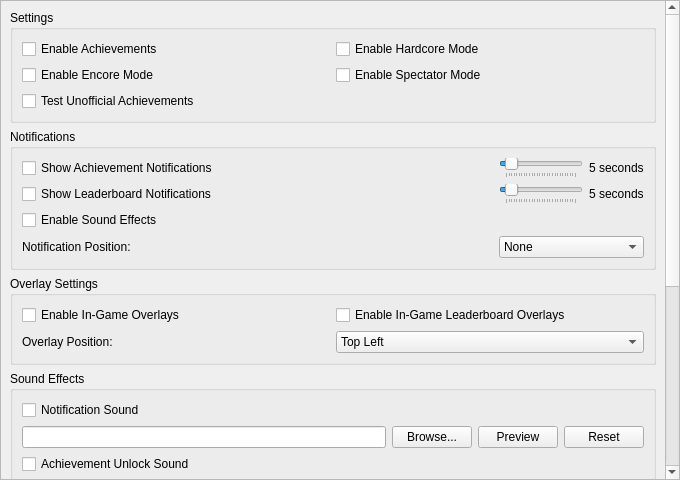
The window that pcsx2-qt/Settings/AchievementSettingsWidget.ui (PCSX2/pcsx2) describes before a commit, drawn with Qt 5.
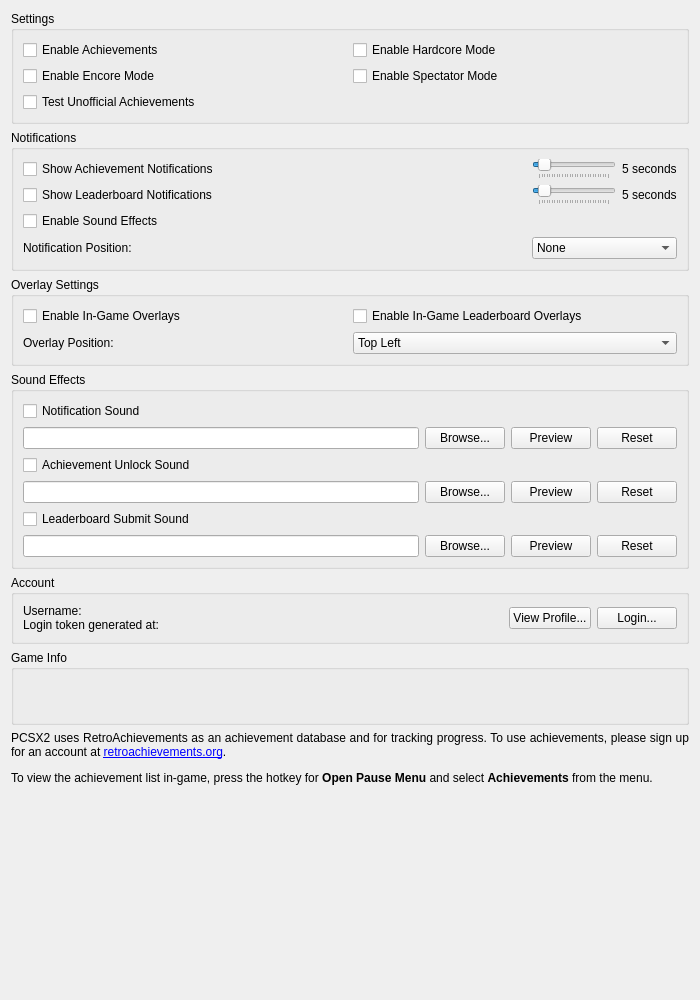
The same window after the commit.

Commit message: Qt: Refactor the remaining settings widgets

```diff
--- a/pcsx2-qt/Settings/AchievementSettingsWidget.ui
+++ b/pcsx2-qt/Settings/AchievementSettingsWidget.ui
@@ -6,38 +6,11 @@
    <rect>
     <x>0</x>
     <y>0</y>
-    <width>680</width>
-    <height>480</height>
+    <width>700</width>
+    <height>1000</height>
    </rect>
   </property>
   <layout class="QVBoxLayout" name="verticalLayout">
-   <property name="leftMargin">
-    <number>0</number>
-   </property>
-   <property name="topMargin">
-    <number>0</number>
-   </property>
-   <property name="rightMargin">
-    <number>0</number>
-   </property>
-   <property name="bottomMargin">
-    <number>0</number>
-   </property>
-   <item>
-    <widget class="QScrollArea" name="scrollArea">
-     <property name="widgetResizable">
-      <bool>true</bool>
-     </property>
-     <widget class="QWidget" name="scrollAreaAchievements">
-      <property name="geometry">
-       <rect>
-        <x>0</x>
-        <y>0</y>
-        <width>661</width>
-        <height>700</height>
-       </rect>
-      </property>
-      <layout class="QVBoxLayout" name="verticalLayout_2">
        <item>
         <widget class="QGroupBox" name="settingsBox">
          <property name="title">
@@ -511,9 +484,18 @@
          </property>
         </widget>
        </item>
-      </layout>
-     </widget>
-    </widget>
+   <item>
+    <spacer name="verticalSpacer">
+     <property name="orientation">
+      <enum>Qt::Vertical</enum>
+     </property>
+     <property name="sizeHint" stdset="0">
+      <size>
+       <width>20</width>
+       <height>0</height>
+      </size>
+     </property>
+    </spacer>
    </item>
   </layout>
  </widget>
```
Left out of the diff: 14 changed lines with no effect on the pictures. Lines whose indentation alone changed are shown as unchanged. The commit also changes 37 other files.
